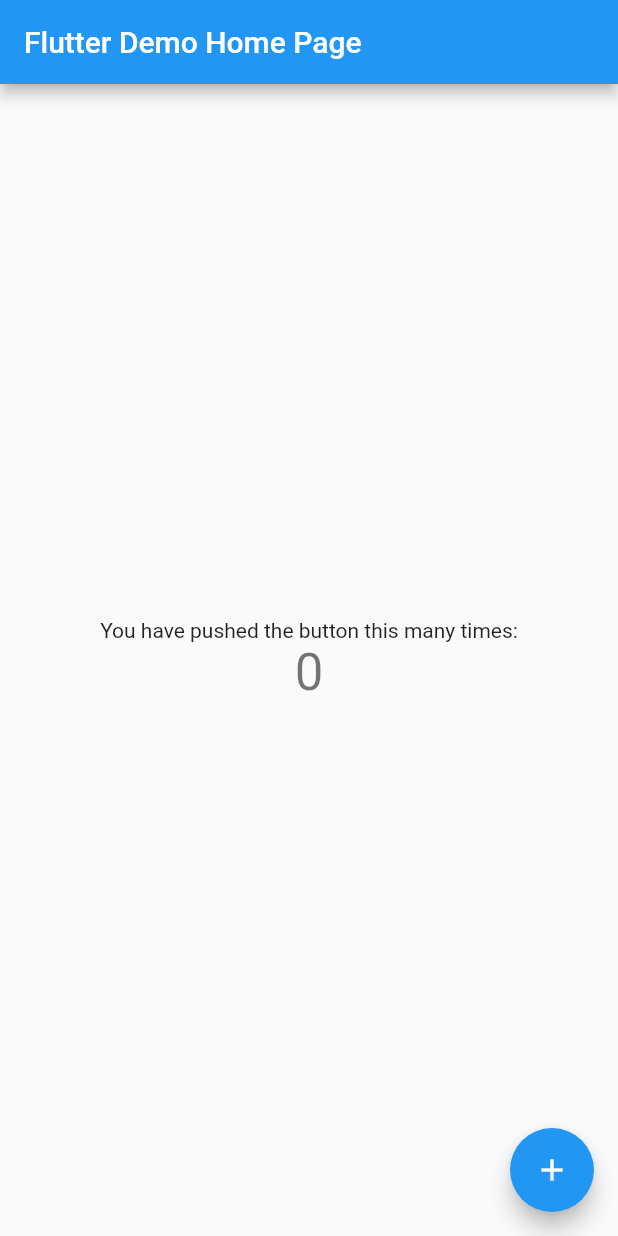
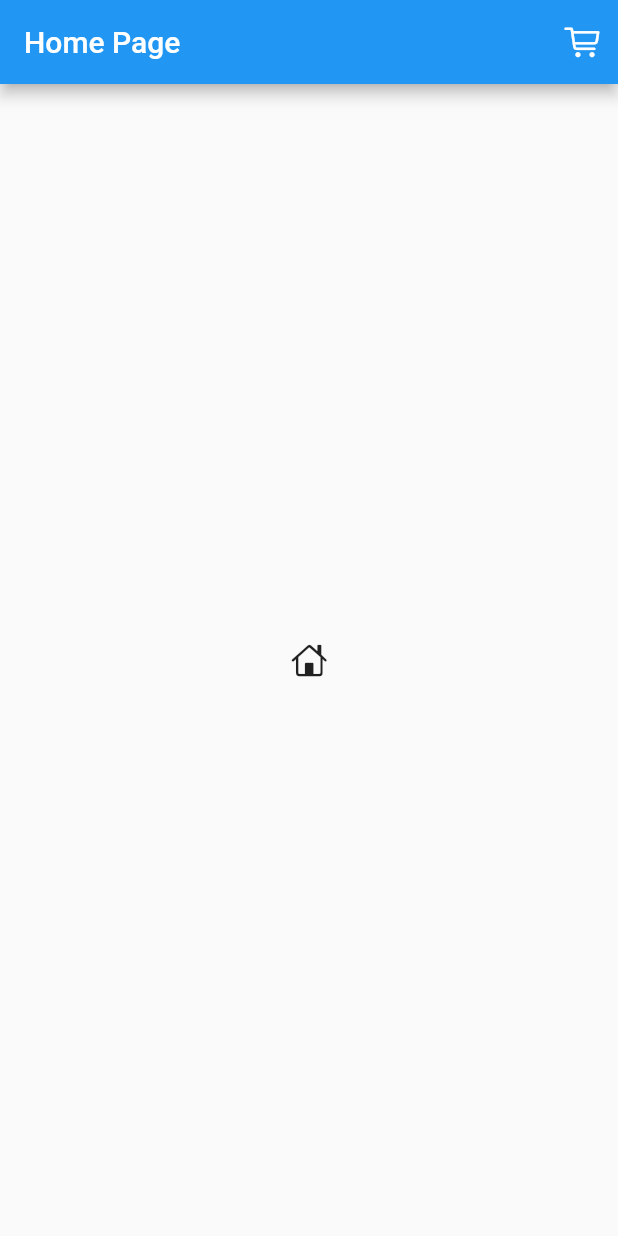
Before and after one commit to subash1327/sample, a Flutter app: the screen it shows after launch, on a phone screen of 412 x 824 dp. Run offline on Flutter 3.47's test engine with Material 2 defaults, Android fonts, the phone set to English and light mode, and no system bars.

```diff
--- /dev/null
+++ b/lib/constants/consts.dart
@@ -0,0 +1,5 @@
+class Consts {
+  static const String appName = 'Sample App';
+  static const String homePage = 'Home Page';
+  static const String cart = 'Cart';
+}
--- a/lib/main.dart
+++ b/lib/main.dart
@@ -1,115 +1,6 @@
 import 'package:flutter/material.dart';
+import 'ui/app/app.dart';
 
 void main() {
-  runApp(const MyApp());
+  runApp(const App());
 }
-
-class MyApp extends StatelessWidget {
-  const MyApp({super.key});
-
-  // This widget is the root of your application.
-  @override
-  Widget build(BuildContext context) {
-    return MaterialApp(
-      title: 'Flutter Demo',
-      theme: ThemeData(
-        // This is the theme of your application.
-        //
-        // Try running your application with "flutter run". You'll see the
-        // application has a blue toolbar. Then, without quitting the app, try
-        // changing the primarySwatch below to Colors.green and then invoke
-        // "hot reload" (press "r" in the console where you ran "flutter run",
-        // or simply save your changes to "hot reload" in a Flutter IDE).
-        // Notice that the counter didn't reset back to zero; the application
-        // is not restarted.
-        primarySwatch: Colors.blue,
-      ),
-      home: const MyHomePage(title: 'Flutter Demo Home Page'),
-    );
-  }
-}
-
-class MyHomePage extends StatefulWidget {
-  const MyHomePage({super.key, required this.title});
-
-  // This widget is the home page of your application. It is stateful, meaning
-  // that it has a State object (defined below) that contains fields that affect
-  // how it looks.
-
-  // This class is the configuration for the state. It holds the values (in this
-  // case the title) provided by the parent (in this case the App widget) and
-  // used by the build method of the State. Fields in a Widget subclass are
-  // always marked "final".
-
-  final String title;
-
-  @override
-  State<MyHomePage> createState() => _MyHomePageState();
-}
-
-class _MyHomePageState extends State<MyHomePage> {
-  int _counter = 0;
-
-  void _incrementCounter() {
-    setState(() {
-      // This call to setState tells the Flutter framework that something has
-      // changed in this State, which causes it to rerun the build method below
-      // so that the display can reflect the updated values. If we changed
-      // _counter without calling setState(), then the build method would not be
-      // called again, and so nothing would appear to happen.
-      _counter++;
-    });
-  }
-
-  @override
-  Widget build(BuildContext context) {
-    // This method is rerun every time setState is called, for instance as done
-    // by the _incrementCounter method above.
-    //
-    // The Flutter framework has been optimized to make rerunning build methods
-    // fast, so that you can just rebuild anything that needs updating rather
-    // than having to individually change instances of widgets.
-    return Scaffold(
-      appBar: AppBar(
-        // Here we take the value from the MyHomePage object that was created by
-        // the App.build method, and use it to set our appbar title.
-        title: Text(widget.title),
-      ),
-      body: Center(
-        // Center is a layout widget. It takes a single child and positions it
-        // in the middle of the parent.
-        child: Column(
-          // Column is also a layout widget. It takes a list of children and
-          // arranges them vertically. By default, it sizes itself to fit its
-          // children horizontally, and tries to be as tall as its parent.
-          //
-          // Invoke "debug painting" (press "p" in the console, choose the
-          // "Toggle Debug Paint" action from the Flutter Inspector in Android
-          // Studio, or the "Toggle Debug Paint" command in Visual Studio Code)
-          // to see the wireframe for each widget.
-          //
-          // Column has various properties to control how it sizes itself and
-          // how it positions its children. Here we use mainAxisAlignment to
-          // center the children vertically; the main axis here is the vertical
-          // axis because Columns are vertical (the cross axis would be
-          // horizontal).
-          mainAxisAlignment: MainAxisAlignment.center,
-          children: <Widget>[
-            const Text(
-              'You have pushed the button this many times:',
-            ),
-            Text(
-              '$_counter',
-              style: Theme.of(context).textTheme.headline4,
-            ),
-          ],
-        ),
-      ),
-      floatingActionButton: FloatingActionButton(
-        onPressed: _incrementCounter,
-        tooltip: 'Increment',
-        child: const Icon(Icons.add),
-      ), // This trailing comma makes auto-formatting nicer for build methods.
-    );
-  }
-}
--- /dev/null
+++ b/lib/ui/app/app.dart
@@ -0,0 +1,24 @@
+import 'package:flutter/material.dart';
+import 'package:sample/constants/consts.dart';
+import 'package:sample/ui/route/router.dart';
+import 'package:sample/ui/route/routes.dart';
+import 'package:sample/ui/theme/theme.dart';
+
+class App extends StatelessWidget {
+  const App({Key? key}) : super(key: key);
+
+  @override
+  Widget build(BuildContext context) {
+    return MaterialApp(
+      title: Consts.appName,
+      initialRoute: Routes.home,
+      debugShowCheckedModeBanner: false,
+      onGenerateRoute: MRouter.onGenerateRoute,
+      theme: AppTheme.light,
+      darkTheme: AppTheme.dark,
+      themeMode: ThemeMode.light,
+      //themeMode: ThemeMode.dark,
+      //themeMode: ThemeMode.system,
+    );
+  }
+}
--- /dev/null
+++ b/lib/ui/pages/cart/cart_page.dart
@@ -0,0 +1,24 @@
+import 'package:flutter/cupertino.dart';
+import 'package:flutter/material.dart';
+import 'package:sample/constants/consts.dart';
+import 'package:sample/ui/route/routes.dart';
+
+class CartPage extends StatelessWidget {
+  const CartPage({Key? key}) : super(key: key);
+
+  void goToCart(BuildContext context){
+    Navigator.of(context).pushNamed(Routes.cart);
+  }
+
+  @override
+  Widget build(BuildContext context) {
+    return Scaffold(
+      appBar: AppBar(
+        title: const Text(Consts.cart),
+      ),
+      body: const Center(
+        child: Icon(CupertinoIcons.cart),
+      ),
+    );
+  }
+}
--- /dev/null
+++ b/lib/ui/pages/home/home_page.dart
@@ -0,0 +1,29 @@
+import 'package:flutter/cupertino.dart';
+import 'package:flutter/material.dart';
+import 'package:sample/constants/consts.dart';
+import 'package:sample/ui/route/routes.dart';
+
+class HomePage extends StatelessWidget {
+  const HomePage({Key? key}) : super(key: key);
+
+  void goToCart(BuildContext context){
+    Navigator.of(context).pushNamed(Routes.cart);
+  }
+
+  @override
+  Widget build(BuildContext context) {
+    return Scaffold(
+      appBar: AppBar(
+        title: const Text(Consts.homePage),
+        actions: [
+          IconButton(onPressed: (){
+            goToCart(context);
+          }, icon: const Icon(CupertinoIcons.cart))
+        ],
+      ),
+      body: const Center(
+        child: Icon(CupertinoIcons.home),
+      ),
+    );
+  }
+}
--- /dev/null
+++ b/lib/ui/route/router.dart
@@ -0,0 +1,29 @@
+import 'package:flutter/material.dart';
+import 'package:sample/ui/pages/cart/cart_page.dart';
+import 'package:sample/ui/pages/home/home_page.dart';
+import 'routes.dart';
+
+class MRouter {
+  static Route onGenerateRoute(RouteSettings settings) {
+    switch (settings.name) {
+      case Routes.home: return route(const HomePage(), settings);
+      case Routes.cart: return route(const CartPage(), settings);
+      default:
+        return route(
+            const Scaffold(
+              body: Center(
+                child: Text('Route not found'),
+              ),
+            ),
+            settings);
+    }
+  }
+
+  static Route route(Widget page, RouteSettings settings) {
+    return MaterialPageRoute(
+        builder: (c) {
+          return page;
+        },
+        settings: settings);
+  }
+}
--- /dev/null
+++ b/lib/ui/route/routes.dart
@@ -0,0 +1,4 @@
+class Routes {
+  static const String home = '/';
+  static const String cart = '/cart';
+}
--- /dev/null
+++ b/lib/ui/theme/theme.dart
@@ -0,0 +1,12 @@
+import 'package:flutter/material.dart';
+
+class AppTheme {
+  static ThemeData light = ThemeData(
+    primarySwatch: Colors.blue,
+    brightness: Brightness.light
+  );
+  static ThemeData dark = ThemeData(
+    primarySwatch: Colors.blue,
+    brightness: Brightness.dark
+  );
+}
```
